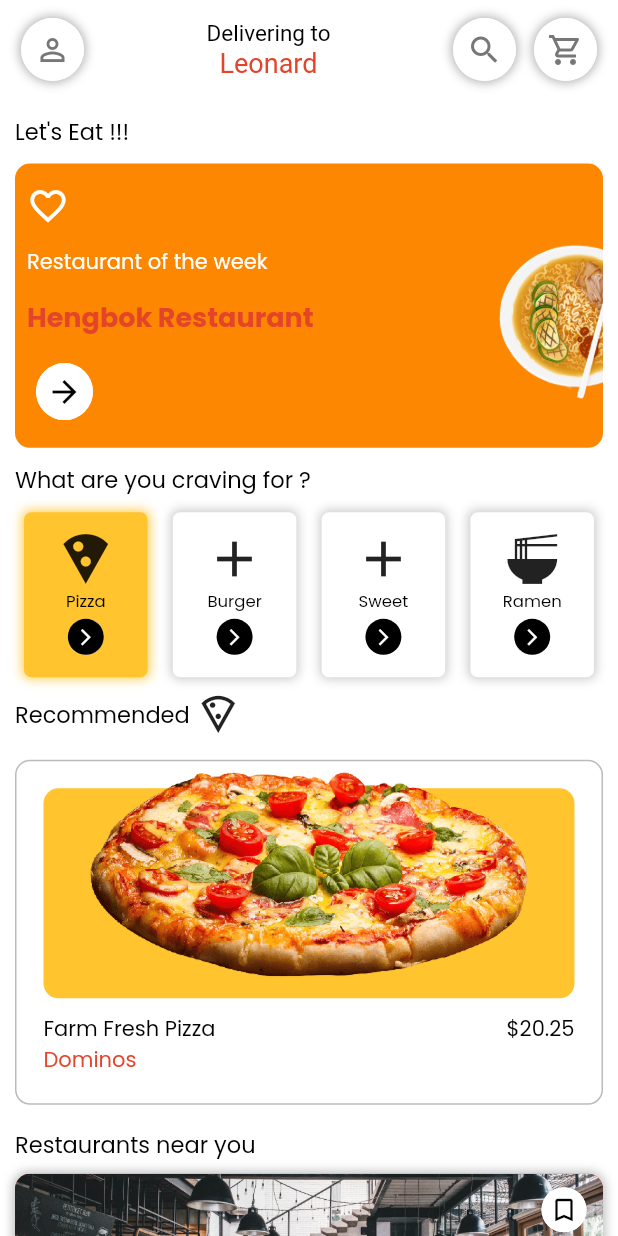
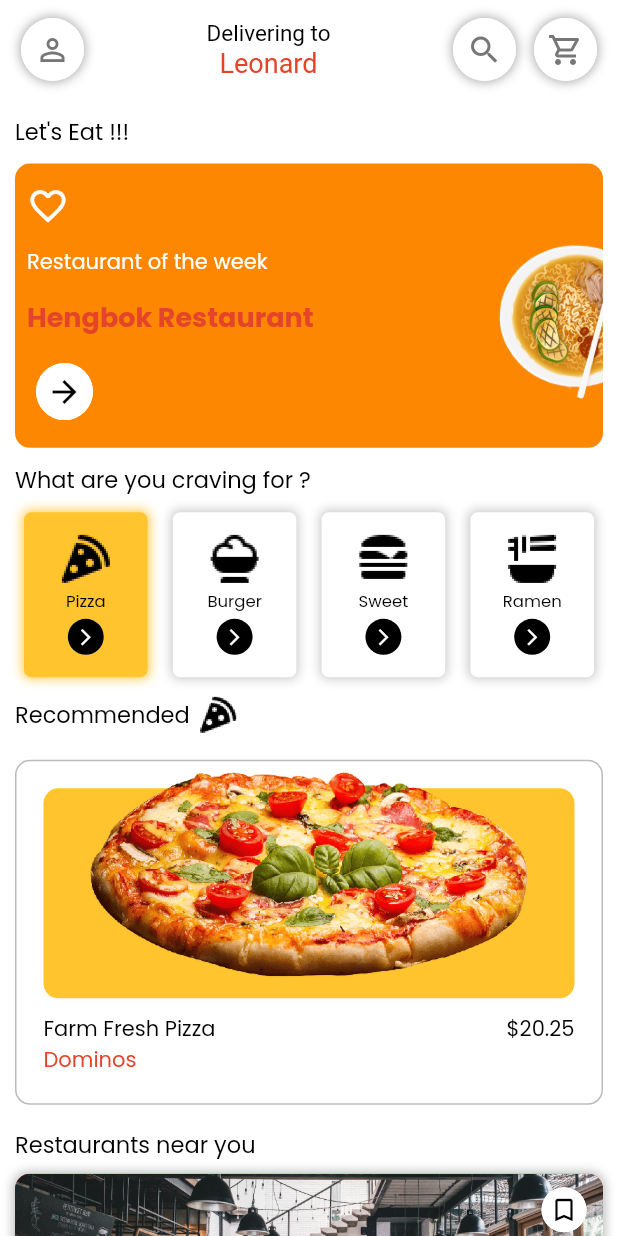
Before and after one commit to stikom-valley/food-app, a Flutter app: the screen it shows after launch, on a phone screen of 412 x 824 dp. Run offline on Flutter 3.47's test engine with Material 2 defaults, Android fonts, the phone set to English and light mode, and no system bars; our stand-ins replace google_fonts.

Commit message:
icons changed in dish_suggestion_card

```diff
--- a/lib/ui/pages/main_page.dart
+++ b/lib/ui/pages/main_page.dart
@@ -82,7 +82,7 @@ class MainPage extends StatelessWidget {
                         Row(
                           children: [
                             Text("Recommended ",style: AppTypography.blackw400.copyWith(fontSize: 15),),
-                            const Icon(Icons.local_pizza_outlined,size: 30,),
+                            Image.asset('assets/icons/Pizza.png',height: 30,)
                           ],
                         ),
                         const RecommendedCard(),
--- a/lib/ui/widgets/dish_suggestion_card.dart
+++ b/lib/ui/widgets/dish_suggestion_card.dart
@@ -25,28 +25,28 @@ class _DishSuggestionCardState extends State<DishSuggestionCard> {
                     selectedItem=0;
                   });
                 },
-                child: DishSuggestionCardItem(dishIcon: Icons.local_pizza,dishName: "Pizza", isSelected: selectedItem==0?true:false,),),
+                child: DishSuggestionCardItem(dishIcon: 'assets/icons/Pizza.png',dishName: "Pizza", isSelected: selectedItem==0?true:false,),),
             GestureDetector(
                 onTap: (){
                   setState(() {
                     selectedItem=1;
                   });
                 },
-                child: DishSuggestionCardItem(dishIcon: Icons.add,dishName: "Burger", isSelected: selectedItem==1?true:false,),),
+                child: DishSuggestionCardItem(dishIcon: 'assets/icons/IceCreamSundae.png',dishName: "Burger", isSelected: selectedItem==1?true:false,),),
             GestureDetector(
                 onTap: (){
                   setState(() {
                     selectedItem=2;
                   });
                 },
-                child: DishSuggestionCardItem(dishIcon: Icons.add,dishName: "Sweet", isSelected: selectedItem==2?true:false,),),
+                child: DishSuggestionCardItem(dishIcon: 'assets/icons/Cheeseburger.png',dishName: "Sweet", isSelected: selectedItem==2?true:false,),),
             GestureDetector(
                 onTap: (){
                   setState(() {
                     selectedItem=3;
                   });
                 },
-                child: DishSuggestionCardItem(dishIcon: Icons.ramen_dining,dishName: "Ramen", isSelected: selectedItem==3?true:false,),),
+                child: DishSuggestionCardItem(dishIcon: 'assets/icons/Noodles.png',dishName: "Ramen", isSelected: selectedItem==3?true:false,),),
           ],
         ),
       ),
--- a/lib/ui/widgets/dish_suggestion_card_item.dart
+++ b/lib/ui/widgets/dish_suggestion_card_item.dart
@@ -1,7 +1,7 @@
 part of 'widgets.dart';
 
 class DishSuggestionCardItem extends StatelessWidget {
-  final IconData dishIcon;
+  final String dishIcon;
   final String dishName;
   final bool isSelected;
   const DishSuggestionCardItem({super.key, required this.dishIcon, required this.dishName,required this.isSelected});
@@ -24,7 +24,7 @@ class DishSuggestionCardItem extends StatelessWidget {
         padding: const EdgeInsets.symmetric(horizontal: 8,vertical: 10),
         child: Column(
           children: [
-            Icon(dishIcon,size: 40,),
+            Image.asset(dishIcon,height:40),
             Text(dishName,style: AppTypography.blackw400.copyWith(fontSize: 11),),
             const CircularIconButton(icon: Icons.arrow_forward_ios, shadowColor: Colors.transparent, iconColor: AppColor.whiteColor, radius: 12,backgroundColor: AppColor.blackColor,iconSize: 13,)
           ],
--- a/pubspec.yaml
+++ b/pubspec.yaml
@@ -53,6 +53,7 @@ flutter:
   # To add assets to your application, add an assets section, like this:
   assets:
     - assets/images/
+    - assets/icons/
   # An image asset can refer to one or more resolution-specific "variants", see
   # https://flutter.dev/assets-and-images/#resolution-aware
   # For details regarding adding assets from package dependencies, see
```
Also changed, not shown: assets/icons/Cheeseburger.png (added), assets/icons/IceCreamSundae.png (added), assets/icons/Noodles.png (added), assets/icons/Pizza.png (added).
